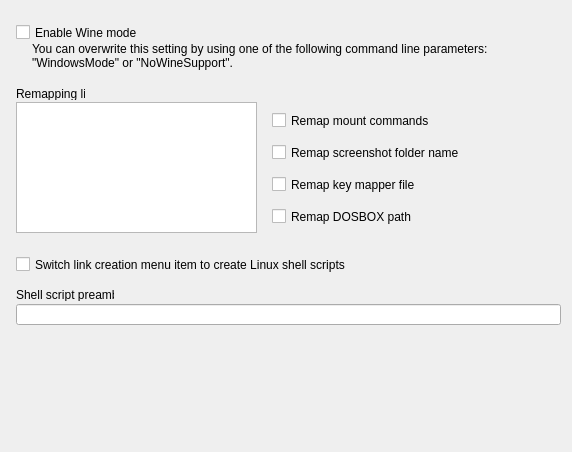
Eldricos/D-Fend-Reborn, file src/forms/SetupFrameWineUnit.ui: the form before one commit.
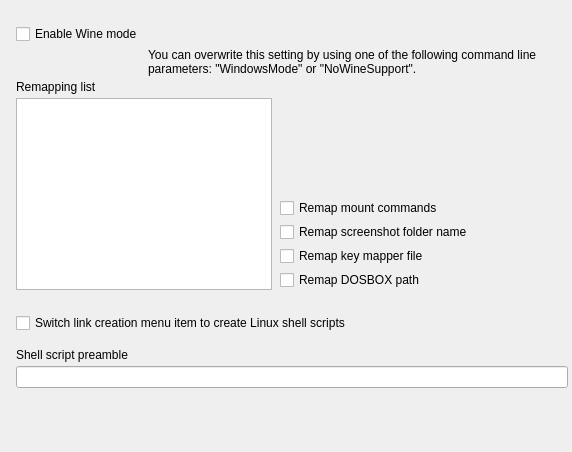
The form after the commit. Custom widgets are drawn as their Qt base class.

Commit message: Program options: Qt layouts instead of fixed pixel positions

```diff
--- a/src/forms/SetupFrameWineUnit.ui
+++ b/src/forms/SetupFrameWineUnit.ui
@@ -5,67 +5,145 @@
     <property name="geometry"><rect><x>0</x><y>0</y><width>572</width><height>452</height></rect></property>
     <property name="vclDesignWidth" stdset="0"><number>572</number></property>
     <property name="vclDesignHeight" stdset="0"><number>452</number></property>
+    <layout class="QVBoxLayout" name="SetupFrameWine_Layout" stretch="0,0,0,0,0,1">
+      <property name="leftMargin"><number>16</number></property>
+      <property name="topMargin"><number>24</number></property>
+      <property name="rightMargin"><number>4</number></property>
+      <property name="bottomMargin"><number>8</number></property>
+      <property name="spacing"><number>0</number></property>
+      <item>
+        <layout class="QGridLayout" name="SetupFrameWine_Section1" columnstretch="0,0,0,1">
+          <property name="leftMargin"><number>0</number></property>
+          <property name="topMargin"><number>0</number></property>
+          <property name="rightMargin"><number>0</number></property>
+          <property name="bottomMargin"><number>0</number></property>
+          <property name="horizontalSpacing"><number>8</number></property>
+          <property name="verticalSpacing"><number>4</number></property>
+          <item row="0" column="0" colspan="4">
+            <widget class="QCheckBox" name="MainCheckBox">
+              <property name="text"><string>Enable Wine mode</string></property>
+            </widget>
+          </item>
+          <item row="1" column="1" colspan="3">
     <widget class="QLabel" name="MainInfoLabel">
-      <property name="geometry"><rect><x>32</x><y>42</y><width>529</width><height>34</height></rect></property>
-      <property name="vclAnchors" stdset="0"><string notr="true">akLeft,akTop,akRight</string></property>
       <property name="text"><string>You can overwrite this setting by using one of the following command line parameters: "WindowsMode" or "NoWineSupport".</string></property>
       <property name="textFormat"><enum>Qt::PlainText</enum></property>
       <property name="wordWrap"><bool>true</bool></property>
       <property name="alignment"><set>Qt::AlignLeft|Qt::AlignTop</set></property>
     </widget>
+          </item>
+          <item row="2" column="0" colspan="4">
     <widget class="QLabel" name="ListInfoLabel">
-      <property name="geometry"><rect><x>16</x><y>87</y><width>69</width><height>13</height></rect></property>
       <property name="text"><string>Remapping list</string></property>
       <property name="textFormat"><enum>Qt::PlainText</enum></property>
       <property name="alignment"><set>Qt::AlignLeft|Qt::AlignTop</set></property>
-      <property name="vclAutoSize" stdset="0"><bool>true</bool></property>
-    </widget>
-    <widget class="QCheckBox" name="MainCheckBox">
-      <property name="geometry"><rect><x>16</x><y>24</y><width>545</width><height>17</height></rect></property>
-      <property name="vclAnchors" stdset="0"><string notr="true">akLeft,akTop,akRight</string></property>
-      <property name="text"><string>Enable Wine mode</string></property>
-    </widget>
+            </widget>
+          </item>
+          <item row="3" column="0" rowspan="5" colspan="2" alignment="Qt::AlignLeft|Qt::AlignTop">
     <widget class="TValueListEditorWidget" name="List">
-      <property name="geometry"><rect><x>16</x><y>102</y><width>241</width><height>131</height></rect></property>
       <property name="vclColumnWidths" stdset="0"><string notr="true">91,144</string></property>
-    </widget>
+              <property name="minimumSize"><size><width>241</width><height>131</height></size></property>
+            </widget>
+          </item>
+          <item row="4" column="2" colspan="2">
     <widget class="QCheckBox" name="RemapMountsCheckBox">
-      <property name="geometry"><rect><x>272</x><y>112</y><width>297</width><height>17</height></rect></property>
-      <property name="vclAnchors" stdset="0"><string notr="true">akLeft,akTop,akRight</string></property>
       <property name="text"><string>Remap mount commands</string></property>
     </widget>
+          </item>
+          <item row="5" column="2" colspan="2">
     <widget class="QCheckBox" name="RemapScreenshotFolderCheckBox">
-      <property name="geometry"><rect><x>272</x><y>144</y><width>297</width><height>17</height></rect></property>
-      <property name="vclAnchors" stdset="0"><string notr="true">akLeft,akTop,akRight</string></property>
       <property name="text"><string>Remap screenshot folder name</string></property>
     </widget>
+          </item>
+          <item row="6" column="2" colspan="2">
     <widget class="QCheckBox" name="RemapMapperFileCheckBox">
-      <property name="geometry"><rect><x>272</x><y>176</y><width>297</width><height>17</height></rect></property>
-      <property name="vclAnchors" stdset="0"><string notr="true">akLeft,akTop,akRight</string></property>
       <property name="text"><string>Remap key mapper file</string></property>
     </widget>
+          </item>
+          <item row="7" column="2" colspan="2">
     <widget class="QCheckBox" name="RemapDOSBoxFolderCheckBox">
-      <property name="geometry"><rect><x>272</x><y>208</y><width>297</width><height>17</height></rect></property>
-      <property name="vclAnchors" stdset="0"><string notr="true">akLeft,akTop,akRight</string></property>
       <property name="text"><string>Remap DOSBOX path</string></property>
     </widget>
+          </item>
+          <item row="0" column="3">
+            <spacer name="SetupFrameWine_Section1_HFill">
+              <property name="orientation"><enum>Qt::Horizontal</enum></property>
+              <property name="sizeHint" stdset="0"><size><width>0</width><height>0</height></size></property>
+            </spacer>
+          </item>
+        </layout>
+      </item>
+      <item>
+        <spacer name="SetupFrameWine_Gap1">
+          <property name="orientation"><enum>Qt::Vertical</enum></property>
+          <property name="sizeType"><enum>QSizePolicy::Fixed</enum></property>
+          <property name="sizeHint" stdset="0"><size><width>0</width><height>23</height></size></property>
+        </spacer>
+      </item>
+      <item>
+        <layout class="QGridLayout" name="SetupFrameWine_Section2" columnstretch="0,1">
+          <property name="leftMargin"><number>0</number></property>
+          <property name="topMargin"><number>0</number></property>
+          <property name="rightMargin"><number>0</number></property>
+          <property name="bottomMargin"><number>0</number></property>
+          <property name="horizontalSpacing"><number>8</number></property>
+          <property name="verticalSpacing"><number>4</number></property>
+          <item row="0" column="0" colspan="2">
     <widget class="QCheckBox" name="LinuxLinkModeCheckBox">
-      <property name="geometry"><rect><x>16</x><y>256</y><width>545</width><height>17</height></rect></property>
-      <property name="vclAnchors" stdset="0"><string notr="true">akLeft,akTop,akRight</string></property>
       <property name="text"><string>Switch link creation menu item to create Linux shell scripts</string></property>
     </widget>
-    <widget class="QLineEdit" name="ShellScriptPreambleEdit">
-      <property name="geometry"><rect><x>16</x><y>304</y><width>545</width><height>21</height></rect></property>
-      <property name="vclAnchors" stdset="0"><string notr="true">akLeft,akTop,akRight</string></property>
-    </widget>
+          </item>
+          <item row="0" column="1">
+            <spacer name="SetupFrameWine_Section2_HFill">
+              <property name="orientation"><enum>Qt::Horizontal</enum></property>
+              <property name="sizeHint" stdset="0"><size><width>0</width><height>0</height></size></property>
+            </spacer>
+          </item>
+        </layout>
+      </item>
+      <item>
+        <spacer name="SetupFrameWine_Gap2">
+          <property name="orientation"><enum>Qt::Vertical</enum></property>
+          <property name="sizeType"><enum>QSizePolicy::Fixed</enum></property>
+          <property name="sizeHint" stdset="0"><size><width>0</width><height>15</height></size></property>
+        </spacer>
+      </item>
+      <item>
+        <layout class="QGridLayout" name="SetupFrameWine_Section3" columnstretch="0,1">
+          <property name="leftMargin"><number>0</number></property>
+          <property name="topMargin"><number>0</number></property>
+          <property name="rightMargin"><number>0</number></property>
+          <property name="bottomMargin"><number>0</number></property>
+          <property name="horizontalSpacing"><number>8</number></property>
+          <property name="verticalSpacing"><number>4</number></property>
+          <item row="0" column="0" colspan="2">
     <widget class="QLabel" name="ShellScriptPreambleEdit_EditLabel">
-      <property name="geometry"><rect><x>16</x><y>288</y><width>98</width><height>13</height></rect></property>
       <property name="text"><string>Shell script preamble</string></property>
       <property name="textFormat"><enum>Qt::PlainText</enum></property>
       <property name="vclAutoSize" stdset="0"><bool>true</bool></property>
       <property name="vclFocusControl" stdset="0"><string notr="true">ShellScriptPreambleEdit</string></property>
       <property name="vclLabeledEditOf" stdset="0"><string notr="true">ShellScriptPreambleEdit</string></property>
     </widget>
+          </item>
+          <item row="1" column="0" colspan="2">
+            <widget class="QLineEdit" name="ShellScriptPreambleEdit">
+      </widget>
+          </item>
+          <item row="0" column="1">
+            <spacer name="SetupFrameWine_Section3_HFill">
+              <property name="orientation"><enum>Qt::Horizontal</enum></property>
+              <property name="sizeHint" stdset="0"><size><width>0</width><height>0</height></size></property>
+            </spacer>
+          </item>
+        </layout>
+      </item>
+      <item>
+        <spacer name="SetupFrameWine_VFill">
+          <property name="orientation"><enum>Qt::Vertical</enum></property>
+          <property name="sizeHint" stdset="0"><size><width>0</width><height>0</height></size></property>
+        </spacer>
+      </item>
+    </layout>
   </widget>
   <customwidgets>
     <customwidget>
```
Left out of the diff: 7 changed lines with no effect on the pictures. Lines whose indentation alone changed are shown as unchanged. The commit also changes 51 other files.
